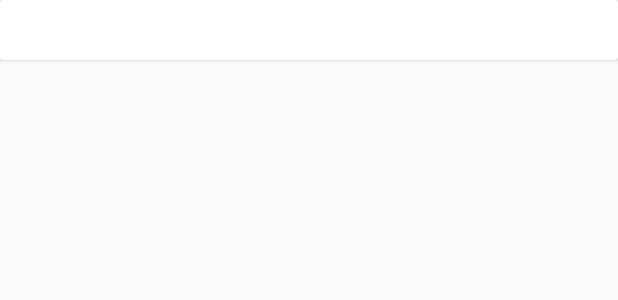
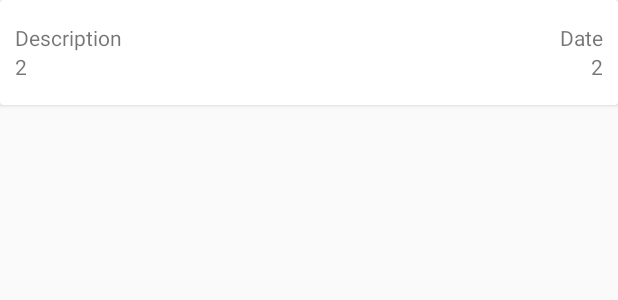
Before and after one commit to pawankumarbaranwal/SplitTheBill, an Android app: the layout activity_friend_hisaab_row.xml on its own in the app's theme, with its tools: preview values and no code run, on a phone screen of 412 x 824 dp. Shown: the top 300 px of the screen. Run offline under Robolectric (Android 15) with nearby library versions, the phone set to English and light mode, and no system bars.

Commit message:
Added new columns

```diff
--- a/app/src/main/java/pawan/example/com/splitthebill/activity/AddFriend.java
+++ b/app/src/main/java/pawan/example/com/splitthebill/activity/AddFriend.java
@@ -65,7 +65,8 @@ public class AddFriend extends Activity implements View.OnClickListener{
         if(friendName.equals("") || friendEmailId.equals("")){
             Toast.makeText(getApplicationContext(), "Please fill all fields", Toast.LENGTH_LONG).show();
         }else {
-            String query = "INSERT INTO FRIENDS (FriendName,FriendEmailId,Amount,SpentDate,Sign) VALUES('" + friendName + "', '" + friendEmailId + "', '" + "0" + "', '" + Calendar.getInstance().getTime() + "', '" + "-" + "');";
+            String query = "INSERT INTO FRIENDS (FriendName,FriendEmailId,SplittedAmount,TotalAmount,SpentDate,PaidBy) " +
+                    "VALUES('" + friendName + "', '" + friendEmailId + "', '" + "0" + "', '" + "0" + "', '" + Calendar.getInstance().getTime() + "', '" + "-" + "');";
             db.execSQL(query);
             Toast.makeText(getApplicationContext(), "Saved Successfully", Toast.LENGTH_LONG).show();
         }
--- a/app/src/main/java/pawan/example/com/splitthebill/activity/CustomAdapter.java
+++ b/app/src/main/java/pawan/example/com/splitthebill/activity/CustomAdapter.java
@@ -79,7 +79,7 @@ public class CustomAdapter extends RecyclerView.Adapter<CustomAdapter.ViewHolder
         viewHolder.tvFriendName.setText(friendList.get(position).getFriendEmailId());
         //getTotalAmount(friendList.get(position).getFriendEmailId());
         //viewHolder.tvTotalAmount.setText(getTotalAmount(friendList.get(position).getFriendEmailId()) + "");
-        viewHolder.tvTotalAmount.setText(friendList.get(position).getAmount() + "");
+        viewHolder.tvTotalAmount.setText(friendList.get(position).getSplittedAmount() + "");
         viewHolder.rlElement.setOnClickListener(new View.OnClickListener() {
             @Override
             public void onClick(View view) {
@@ -102,7 +102,7 @@ public class CustomAdapter extends RecyclerView.Adapter<CustomAdapter.ViewHolder
         int sum = 0;
         for (int i = 0; i < friendList.size(); i++) {
             if (friendList.get(i).getFriendEmailId().equals(emailId)) {
-                sum = sum + friendList.get(i).getAmount();
+                sum = sum + friendList.get(i).getSplittedAmount();
             }
         }
         return sum;
--- a/app/src/main/java/pawan/example/com/splitthebill/activity/MainActivity.java
+++ b/app/src/main/java/pawan/example/com/splitthebill/activity/MainActivity.java
@@ -57,9 +57,10 @@ public class MainActivity extends AppCompatActivity implements FragmentDrawer.Fr
                 "FriendName VARCHAR, " +
                 "FriendEmailId VARCHAR," +
                 "Description VARCHAR," +
-                "Amount VARCHAR, " +
+                "SplittedAmount VARCHAR, " +
+                "TotalAmount VARCHAR, " +
                 "SpentDate DATE," +
-                "Sign VARCHAR);");
+                "PaidBy VARCHAR);");
     }
 
 
--- a/app/src/main/res/layout/activity_friend_hisaab_row.xml
+++ b/app/src/main/res/layout/activity_friend_hisaab_row.xml
@@ -1,33 +1,60 @@
-<android.support.v7.widget.CardView
-    xmlns:android="http://schemas.android.com/apk/res/android"
+<android.support.v7.widget.CardView xmlns:android="http://schemas.android.com/apk/res/android"
     android:layout_width="match_parent"
-    android:layout_height="40dp">
+    android:layout_height="70dp">
 
     <LinearLayout
         android:layout_width="match_parent"
         android:layout_height="wrap_content"
-        android:layout_gravity="center">
+        android:layout_gravity="center"
+        android:layout_marginLeft="10dp"
+        android:layout_marginRight="10dp"
+        android:orientation="vertical">
+
+        <LinearLayout
+            android:layout_width="match_parent"
+            android:layout_height="wrap_content"
+            android:layout_gravity="center"
+            android:orientation="horizontal">
 
             <TextView
                 android:id="@+id/tvItemDescription"
                 android:layout_width="0dp"
                 android:layout_height="wrap_content"
-            android:layout_weight="4" />
+                android:layout_weight="4"
+                android:text="Description" />
 
+            <TextView
+                android:id="@+id/tvItemPurchaseDate"
+                android:layout_width="0dp"
+                android:layout_height="wrap_content"
+                android:layout_weight="3"
+                android:gravity="right"
+                android:text="Date" />
+
+        </LinearLayout>
+
+        <LinearLayout
+            android:layout_width="match_parent"
+            android:layout_height="wrap_content"
+            android:layout_gravity="center"
+            android:orientation="horizontal">
+
+
+            <TextView
+                android:id="@+id/tvTotalAmountAndPaidBy"
+                android:layout_width="0dp"
+                android:layout_height="wrap_content"
+                android:layout_weight="1"
+                android:gravity="left"
+                android:text="2" />
 
             <TextView
                 android:id="@+id/tvItemAmount"
                 android:layout_width="0dp"
                 android:layout_height="wrap_content"
+                android:layout_weight="1"
                 android:gravity="right"
-            android:layout_weight="1" />
-
-
-        <TextView
-            android:id="@+id/tvItemPurchaseDate"
-            android:layout_width="0dp"
-            android:layout_height="wrap_content"
-            android:gravity="right"
-            android:layout_weight="3" />
+                android:text="2" />
+        </LinearLayout>
     </LinearLayout>
 </android.support.v7.widget.CardView>
```
Also changed, not shown: app/src/main/java/pawan/example/com/splitthebill/activity/FriendHisaab.java (+39 -8 lines), app/src/main/java/pawan/example/com/splitthebill/activity/FriendsFragment.java (+4 -4 lines), app/src/main/java/pawan/example/com/splitthebill/activity/RecyclerViewAdapterForFriendHisaab.java (+13 -2 lines), app/src/main/java/pawan/example/com/splitthebill/activity/SplitTheBillFragment.java (+34 -9 lines), app/src/main/java/pawan/example/com/splitthebill/dto/Friend.java (+19 -10 lines). Lines whose indentation alone changed are shown as unchanged.
